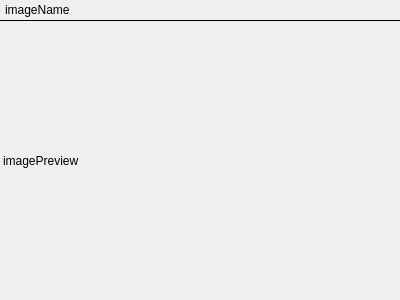
First picture: the form in sources/chat-area/attachments/AttachedImageFile.ui, repository nuclear868/mattermost-qt, before the edit.
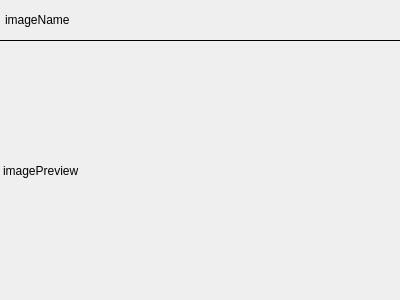
Second picture: the form after the edit.

Commit message: wrap title of image attachments

What changed in the file:
```diff
--- a/sources/chat-area/attachments/AttachedImageFile.ui
+++ b/sources/chat-area/attachments/AttachedImageFile.ui
@@ -43,7 +43,7 @@
      <property name="maximumSize">
       <size>
        <width>16777215</width>
-       <height>20</height>
+       <height>40</height>
       </size>
      </property>
      <property name="autoFillBackground">
@@ -55,6 +55,9 @@
      <property name="text">
       <string>imageName</string>
      </property>
+     <property name="wordWrap">
+      <bool>true</bool>
+     </property>
     </widget>
    </item>
    <item>
```
